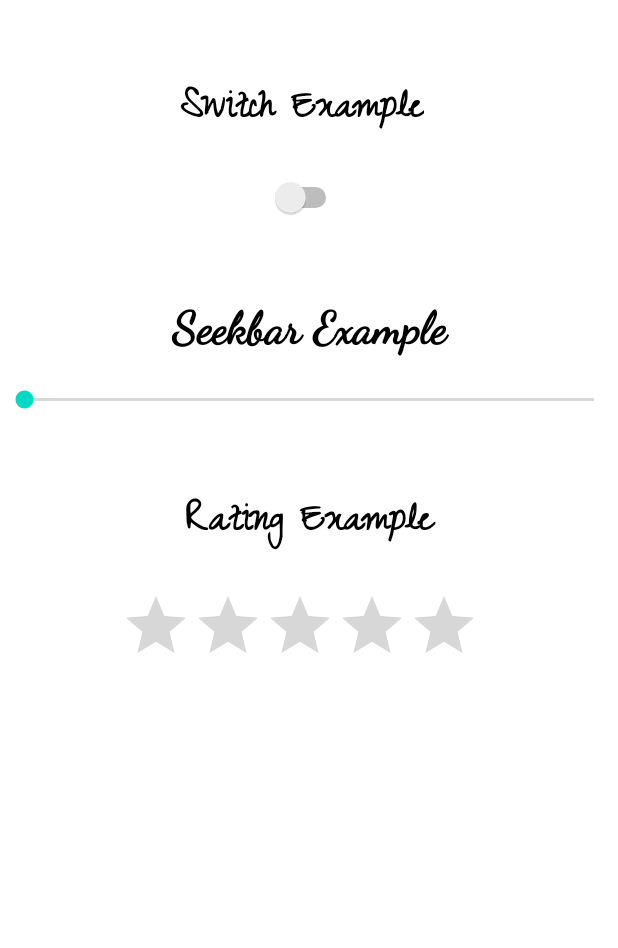
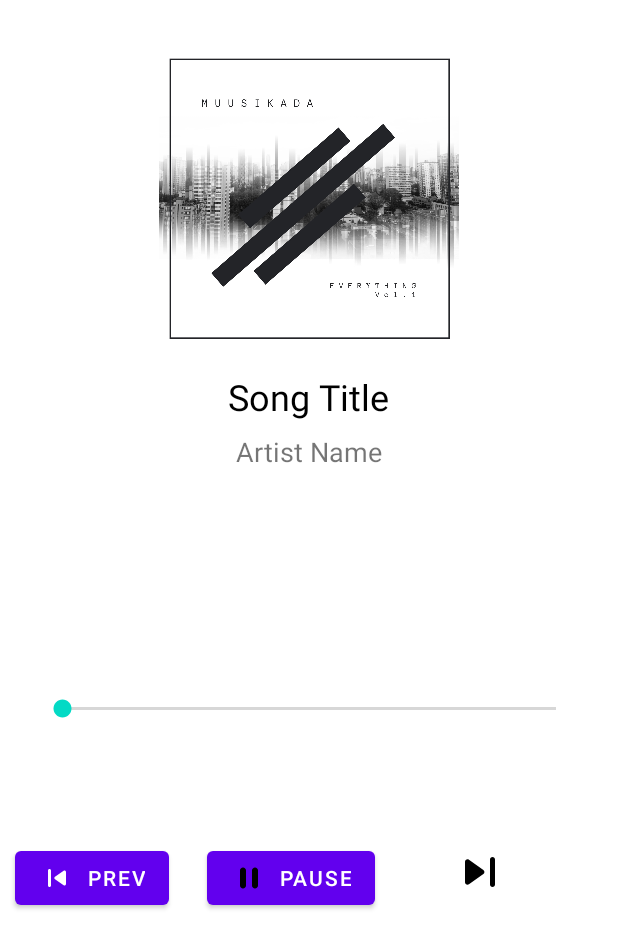
Before and after one commit to shrey-royal/Android_Practice_Sunday, an Android app: the screen it shows after launch (MainActivity before the commit, Music_Player after it), on a phone screen of 412 x 824 dp. Shown: the top 948 px of the screen. Run offline under Robolectric (Android 15) with nearby library versions, the light colour scheme and no system bars.

Commit message:
Music Player Screen

```diff
--- a/app/build.gradle
+++ b/app/build.gradle
@@ -1,4 +1,4 @@
-plugins {
+    plugins {
     id 'com.android.application'
 }
 
@@ -26,6 +26,9 @@ android {
         sourceCompatibility JavaVersion.VERSION_1_8
         targetCompatibility JavaVersion.VERSION_1_8
     }
+    buildFeatures {
+        viewBinding true
+    }
 }
 
 dependencies {
@@ -33,6 +36,9 @@ dependencies {
     implementation 'androidx.appcompat:appcompat:1.6.0'
     implementation 'com.google.android.material:material:1.8.0'
     implementation 'androidx.constraintlayout:constraintlayout:2.1.4'
+    implementation 'androidx.annotation:annotation:1.3.0'
+    implementation 'androidx.lifecycle:lifecycle-livedata-ktx:2.4.1'
+    implementation 'androidx.lifecycle:lifecycle-viewmodel-ktx:2.4.1'
     testImplementation 'junit:junit:4.13.2'
     androidTestImplementation 'androidx.test.ext:junit:1.1.5'
     androidTestImplementation 'androidx.test.espresso:espresso-core:3.5.1'
--- a/app/src/main/AndroidManifest.xml
+++ b/app/src/main/AndroidManifest.xml
@@ -13,6 +13,9 @@
         tools:targetApi="31">
         <activity
             android:name=".MainActivity"
+            android:exported="false" />
+        <activity
+            android:name=".Music_Player"
             android:exported="true">
             <intent-filter>
                 <action android:name="android.intent.action.MAIN" />
--- /dev/null
+++ b/app/src/main/java/com/project_1/Music_Player.java
@@ -0,0 +1,14 @@
+package com.project_1;
+
+import androidx.appcompat.app.AppCompatActivity;
+
+import android.os.Bundle;
+
+public class Music_Player extends AppCompatActivity {
+
+    @Override
+    protected void onCreate(Bundle savedInstanceState) {
+        super.onCreate(savedInstanceState);
+        setContentView(R.layout.activity_music_player);
+    }
+}
--- /dev/null
+++ b/app/src/main/res/drawable/round_pause_24.xml
@@ -0,0 +1,5 @@
+<vector android:height="24dp" android:tint="#000000"
+    android:viewportHeight="24" android:viewportWidth="24"
+    android:width="24dp" xmlns:android="http://schemas.android.com/apk/res/android">
+    <path android:fillColor="@android:color/white" android:pathData="M8,19c1.1,0 2,-0.9 2,-2L10,7c0,-1.1 -0.9,-2 -2,-2s-2,0.9 -2,2v10c0,1.1 0.9,2 2,2zM14,7v10c0,1.1 0.9,2 2,2s2,-0.9 2,-2L18,7c0,-1.1 -0.9,-2 -2,-2s-2,0.9 -2,2z"/>
+</vector>
--- /dev/null
+++ b/app/src/main/res/drawable/round_skip_next_24.xml
@@ -0,0 +1,5 @@
+<vector android:height="30dp" android:tint="#000000"
+    android:viewportHeight="30" android:viewportWidth="30"
+    android:width="30dp" xmlns:android="http://schemas.android.com/apk/res/android">
+    <path android:fillColor="@android:color/white" android:pathData="M7.58,16.89l5.77,-4.07c0.56,-0.4 0.56,-1.24 0,-1.63L7.58,7.11C6.91,6.65 6,7.12 6,7.93v8.14c0,0.81 0.91,1.28 1.58,0.82zM16,7v10c0,0.55 0.45,1 1,1s1,-0.45 1,-1V7c0,-0.55 -0.45,-1 -1,-1s-1,0.45 -1,1z"/>
+</vector>
--- /dev/null
+++ b/app/src/main/res/drawable/round_skip_previous_24.xml
@@ -0,0 +1,5 @@
+<vector android:height="24dp" android:tint="#ffffff"
+    android:viewportHeight="24" android:viewportWidth="24"
+    android:width="24dp" xmlns:android="http://schemas.android.com/apk/res/android">
+    <path android:fillColor="@android:color/white" android:pathData="M7,6c0.55,0 1,0.45 1,1v10c0,0.55 -0.45,1 -1,1s-1,-0.45 -1,-1L6,7c0,-0.55 0.45,-1 1,-1zM10.66,12.82l5.77,4.07c0.66,0.47 1.58,-0.01 1.58,-0.82L18.01,7.93c0,-0.81 -0.91,-1.28 -1.58,-0.82l-5.77,4.07c-0.57,0.4 -0.57,1.24 0,1.64z"/>
+</vector>
--- /dev/null
+++ b/app/src/main/res/layout/activity_music_player.xml
@@ -0,0 +1,95 @@
+<?xml version="1.0" encoding="utf-8"?>
+
+<RelativeLayout xmlns:android="http://schemas.android.com/apk/res/android"
+    xmlns:app="http://schemas.android.com/apk/res-auto"
+    xmlns:tools="http://schemas.android.com/tools"
+    android:layout_width="match_parent"
+    android:layout_height="match_parent" >
+
+<!--    image of the album -->
+    <ImageView
+        android:layout_width="200dp"
+        android:layout_height="200dp"
+        android:id="@+id/albumArtworkImgView"
+        android:src="@drawable/album_artwork"
+        android:layout_centerHorizontal="true"
+        android:layout_marginTop="32dp"
+        />
+
+    <TextView
+        android:id="@+id/song_title_tv"
+        android:layout_width="wrap_content"
+        android:layout_height="wrap_content"
+        android:text="Song Title"
+        android:textColor="@color/black"
+        android:textSize="24sp"
+        android:layout_below="@id/albumArtworkImgView"
+        android:layout_centerHorizontal="true"
+        android:layout_marginTop="16dp"/>
+
+    <TextView
+        android:id="@+id/artist_name_tv"
+        android:layout_width="wrap_content"
+        android:layout_height="wrap_content"
+        android:text="Artist Name"
+        android:textSize="18sp"
+        android:layout_below="@id/song_title_tv"
+        android:layout_centerHorizontal="true"
+        android:layout_marginTop="8dp" />
+
+    <SeekBar
+        android:id="@+id/seekbar"
+        android:layout_width="match_parent"
+        android:layout_height="wrap_content"
+        android:layout_below="@id/artist_name_tv"
+        android:layout_marginTop="150dp"
+        android:layout_marginHorizontal="25dp" />
+
+
+    <LinearLayout
+        android:layout_width="wrap_content"
+        android:layout_height="wrap_content"
+        android:orientation="horizontal"
+        android:gravity="center_horizontal"
+        android:layout_below="@id/seekbar"
+        android:layout_marginTop="80dp" >
+
+        <Button
+            android:id="@+id/prev_btn"
+            android:layout_width="wrap_content"
+            android:layout_height="wrap_content"
+            android:layout_marginLeft="10dp"
+            android:text="Prev"
+            android:drawableLeft="@drawable/round_skip_previous_24"/>
+
+
+        <Button
+            android:id="@+id/play_pause_btn"
+            android:layout_width="wrap_content"
+            android:layout_height="wrap_content"
+            android:text="Pause"
+            android:drawableLeft="@drawable/round_pause_24"
+            android:layout_marginLeft="25dp"/>
+
+        <ImageView
+            android:layout_width="50dp"
+            android:layout_height="50dp"
+            android:layout_gravity="center_horizontal"
+            android:layout_marginLeft="50dp"
+            android:src="@drawable/round_skip_next_24"
+            android:clickable="true"
+            />
+
+<!--        <ImageButton-->
+<!--            android:layout_width="wrap_content"-->
+<!--            android:layout_height="wrap_content" -->
+<!--            android:src="@drawable/round_pause_24"-->
+<!--            />-->
+
+    </LinearLayout>
+
+
+
+
+
+</RelativeLayout>
--- /dev/null
+++ b/app/src/main/res/values-land/dimens.xml
@@ -0,0 +1,3 @@
+<resources>
+    <dimen name="activity_horizontal_margin">48dp</dimen>
+</resources>
--- /dev/null
+++ b/app/src/main/res/values-w1240dp/dimens.xml
@@ -0,0 +1,3 @@
+<resources>
+    <dimen name="activity_horizontal_margin">200dp</dimen>
+</resources>
--- /dev/null
+++ b/app/src/main/res/values-w600dp/dimens.xml
@@ -0,0 +1,3 @@
+<resources>
+    <dimen name="activity_horizontal_margin">48dp</dimen>
+</resources>
--- /dev/null
+++ b/app/src/main/res/values/dimens.xml
@@ -0,0 +1,5 @@
+<resources>
+    <!-- Default screen margins, per the Android Design guidelines. -->
+    <dimen name="activity_horizontal_margin">16dp</dimen>
+    <dimen name="activity_vertical_margin">16dp</dimen>
+</resources>
--- a/app/src/main/res/values/strings.xml
+++ b/app/src/main/res/values/strings.xml
@@ -1,3 +1,12 @@
 <resources>
     <string name="app_name">Project_1</string>
+    <string name="title_activity_login">LoginActivity</string>
+    <string name="prompt_email">Email</string>
+    <string name="prompt_password">Password</string>
+    <string name="action_sign_in">Sign in or register</string>
+    <string name="action_sign_in_short">Sign in</string>
+    <string name="welcome">"Welcome !"</string>
+    <string name="invalid_username">Not a valid username</string>
+    <string name="invalid_password">Password must be >5 characters</string>
+    <string name="login_failed">"Login failed"</string>
 </resources>
```
Also changed, not shown: app/src/main/res/drawable/album_artwork.jpg (added).
